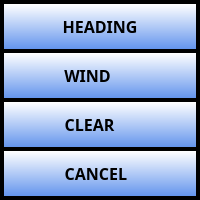
Qt form ui/BugSelector.ui (UnexplodedMinds/Stratofier) before a commit.
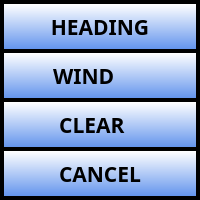
The same form after that commit. Icons and pictures are not drawn.

```diff
--- a/ui/BugSelector.ui
+++ b/ui/BugSelector.ui
@@ -124,8 +124,8 @@
      </property>
      <property name="font">
       <font>
-       <family>Piboto</family>
-       <pointsize>12</pointsize>
+       <family>Orbitron</family>
+       <pointsize>16</pointsize>
        <weight>75</weight>
        <bold>true</bold>
       </font>
@@ -164,8 +164,8 @@
      </property>
      <property name="font">
       <font>
-       <family>Piboto</family>
-       <pointsize>12</pointsize>
+       <family>Orbitron</family>
+       <pointsize>16</pointsize>
        <weight>75</weight>
        <bold>true</bold>
       </font>
@@ -198,14 +198,14 @@
      </property>
      <property name="font">
       <font>
-       <family>Piboto</family>
-       <pointsize>12</pointsize>
+       <family>Orbitron</family>
+       <pointsize>16</pointsize>
        <weight>75</weight>
        <bold>true</bold>
       </font>
      </property>
      <property name="text">
-      <string>CLEAR     </string>
+      <string>CLEAR   </string>
      </property>
      <property name="icon">
       <iconset resource="../AHRSResources.qrc">
@@ -232,14 +232,14 @@
      </property>
      <property name="font">
       <font>
-       <family>Piboto</family>
-       <pointsize>12</pointsize>
+       <family>Orbitron</family>
+       <pointsize>16</pointsize>
        <weight>75</weight>
        <bold>true</bold>
       </font>
      </property>
      <property name="text">
-      <string>CANCEL  </string>
+      <string>CANCEL</string>
      </property>
      <property name="icon">
       <iconset resource="../AHRSResources.qrc">
```
